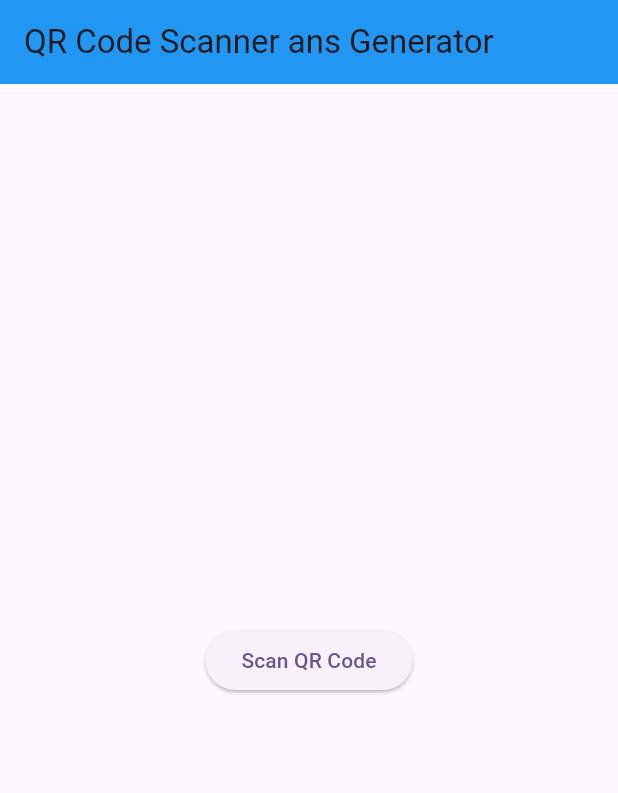
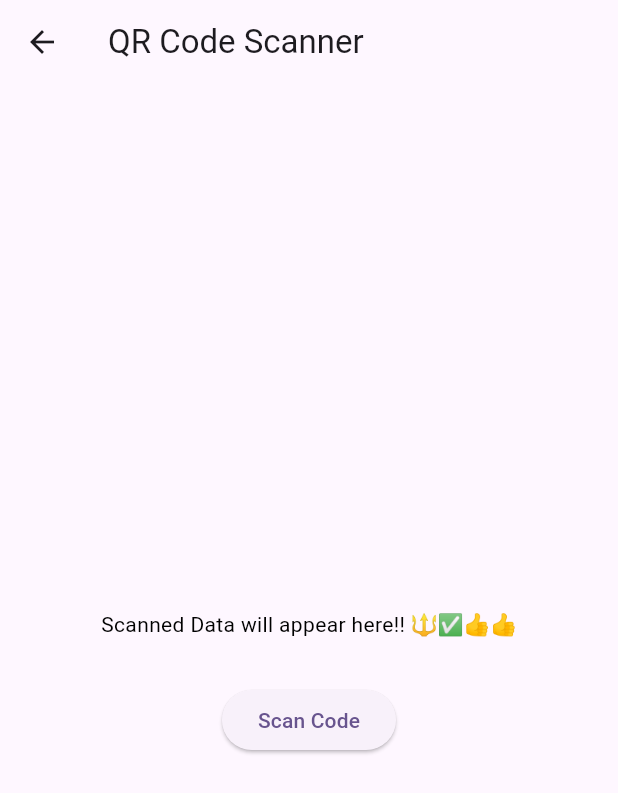
Before and after one commit to shhiivvaam/FlutterQR, a Flutter app: the screen it shows after launch, after a tap on "Scan QR Code", on a phone screen of 412 x 824 dp. Shown: the top 793 px of the screen. Run offline on Flutter 3.47's test engine with Material 3 defaults, Android fonts, the phone set to English and light mode, and no system bars; our stand-ins replace qr_flutter; missing offline and left inert: flutter_barcode_scanner.

Commit message:
Final Commit

```diff
--- a/lib/main.dart
+++ b/lib/main.dart
@@ -1,4 +1,6 @@
 import 'package:flutter/material.dart';
+import 'package:qr_code_generator/generate_qr_code.dart';
+import 'package:qr_code_generator/scan_qr_code.dart';
 
 void main() {
   runApp(const MyApp());
@@ -42,9 +44,26 @@ class _MyHomePageState extends State<MyHomePage> {
           children: [
             ElevatedButton(
               onPressed: () {
-                setState(() {});
+                setState(() {
+                  Navigator.push(
+                      context,
+                      MaterialPageRoute(
+                          builder: (context) => const ScanQRCode()));
+                });
               },
               child: const Text('Scan QR Code'),
+            ),
+            const SizedBox(height: 40),
+            ElevatedButton(
+              onPressed: () {
+                setState(() {
+                  Navigator.push(
+                      context,
+                      MaterialPageRoute(
+                          builder: (context) => const GenerateQRCode()));
+                });
+              },
+              child: const Text('Generate QR'),
             ),
           ],
         ),
--- /dev/null
+++ b/lib/scan_qr_code.dart
@@ -0,0 +1,57 @@
+import "package:flutter/material.dart";
+import 'package:flutter/services.dart';
+import 'package:flutter_barcode_scanner/flutter_barcode_scanner.dart';
+
+class ScanQRCode extends StatefulWidget {
+  const ScanQRCode({super.key});
+
+  @override
+  State<ScanQRCode> createState() => _ScanQRCodeState();
+}
+
+class _ScanQRCodeState extends State<ScanQRCode> {
+  String qrResult = "Scanned Data will appear here!! 🔱✅👍👍";
+
+  Future<void> scanQR() async {
+    try {
+      String qrCode = await FlutterBarcodeScanner.scanBarcode(
+          "#ff6666",
+          "Cancel",
+          true,
+          ScanMode
+              .QR); // Qr Line Color, Cancel Option text, isFlashIcon, ScanMode
+      if (!mounted) return;
+      setState(() {
+        qrResult = qrCode;
+      });
+    } on PlatformException {
+      qrResult = 'Failed to read QR Code';
+    }
+  }
+
+  @override
+  Widget build(BuildContext context) {
+    return Scaffold(
+      appBar: AppBar(
+        title: const Text('QR Code Scanner'),
+      ),
+      body: Center(
+        child: Column(
+          mainAxisAlignment: MainAxisAlignment.center,
+          children: [
+            const SizedBox(height: 30),
+            Text(
+              qrResult,
+              style: const TextStyle(color: Colors.black),
+            ),
+            const SizedBox(height: 30),
+            ElevatedButton(
+              onPressed: () => scanQR(),
+              child: const Text('Scan Code'),
+            )
+          ],
+        ),
+      ),
+    );
+  }
+}
--- a/pubspec.yaml
+++ b/pubspec.yaml
@@ -35,6 +35,8 @@ dependencies:
   # The following adds the Cupertino Icons font to your application.
   # Use with the CupertinoIcons class for iOS style icons.
   cupertino_icons: ^1.0.6
+  qr_flutter: ^4.1.0
+  flutter_barcode_scanner: ^2.0.0
 
 dev_dependencies:
   flutter_test:
```
Also changed, not shown: lib/generate_qr_code.dart (added, +57 -0 lines), pubspec.lock, 1 other file.
